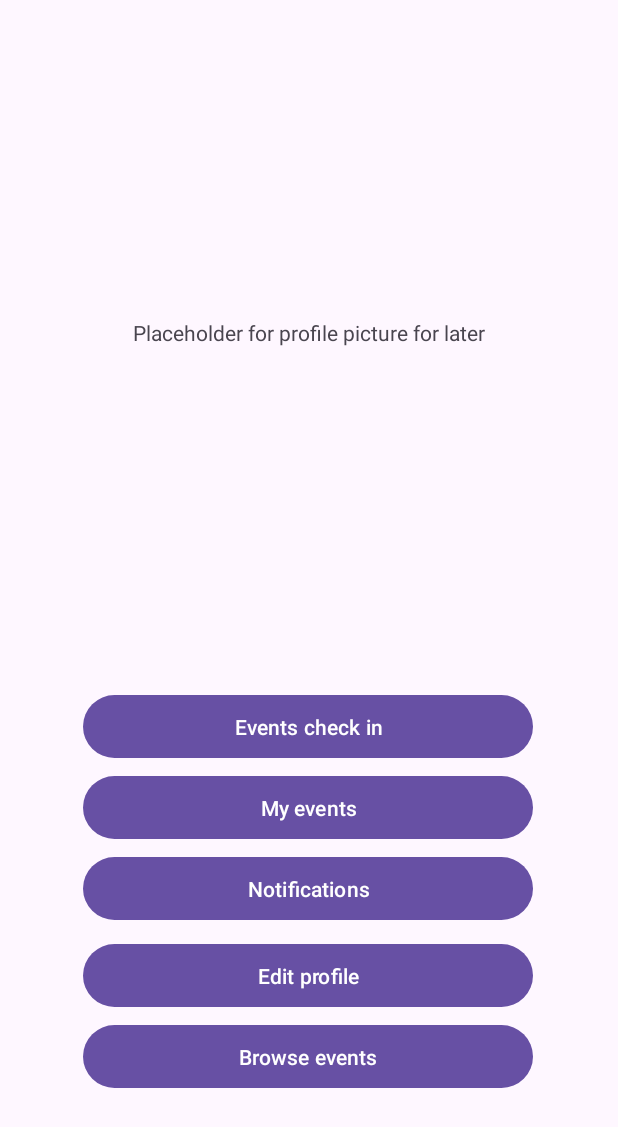
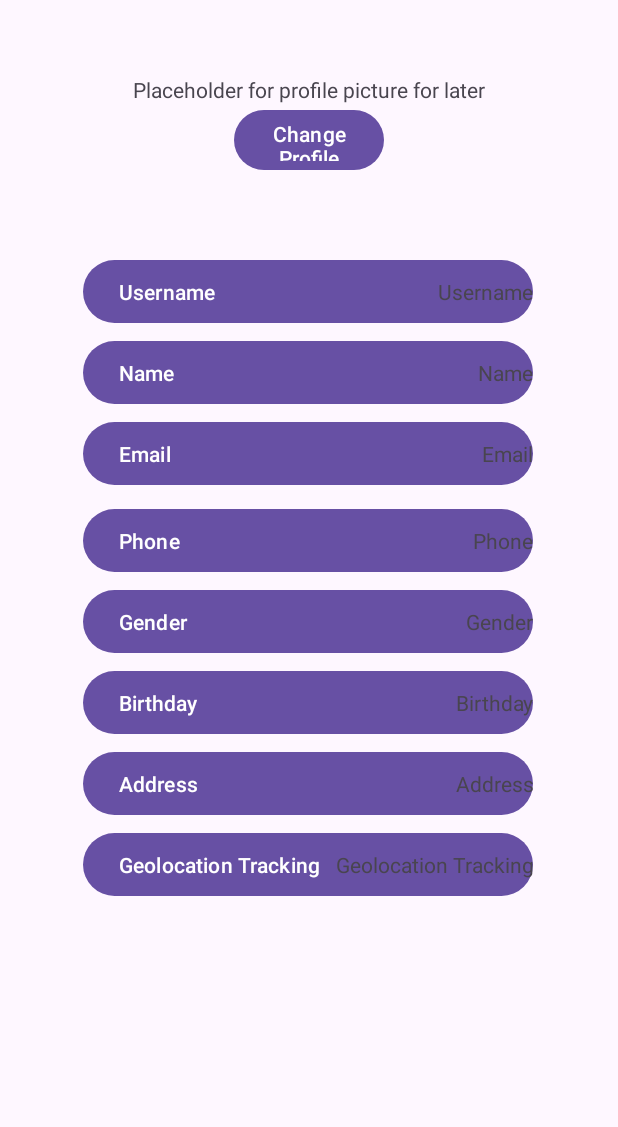
Before and after one commit to CMPUT301W24T53/Git-It-Done, an Android app: the AttendeeActivity screen opened directly, with no data from a screen before it, after a tap on "Edit profile", on a phone screen of 412 x 824 dp. Shown: the top 1127 px of the screen. Run offline under Robolectric (Android 15) with nearby library versions, the phone set to English and light mode, and no system bars.

Commit message:
Created Skeleton Xml for the attendee profile page

```diff
--- a/app/src/main/AndroidManifest.xml
+++ b/app/src/main/AndroidManifest.xml
@@ -25,6 +25,7 @@
         <activity android:name=".AttendeeActivity" />
         <activity android:name=".OrganizerActivity" />
         <activity android:name=".AdministratorActivity" />
+        <activity android:name=".ProfileEditActivity" />
     </application>
 
 </manifest>
--- a/app/src/main/java/com/example/gidevents/ProfileEditActivity.java
+++ b/app/src/main/java/com/example/gidevents/ProfileEditActivity.java
@@ -1,4 +1,25 @@
 package com.example.gidevents;
 
-public class ProfileEditActivity {
+import android.content.Intent;
+import android.os.Bundle;
+import android.widget.Button;
+
+import androidx.appcompat.app.AppCompatActivity;
+
+public class ProfileEditActivity extends AppCompatActivity {
+    @Override
+    protected void onCreate(Bundle savedInstanceState){
+        super.onCreate(savedInstanceState);
+        setContentView(R.layout.attendee_profile);
+
+        Button UsernameBtn = findViewById(R.id.upUsernameButton);
+        Button NameBtn = findViewById(R.id.upNameButton);
+        Button EmailBtn = findViewById(R.id.upEmailButton);
+        Button PhoneBtn = findViewById(R.id.upPhoneButton);
+        Button GenderBtn = findViewById(R.id.upGenderButton);
+        Button BirthdayBtn = findViewById(R.id.upBirthdayButton);
+        Button AddressBtn = findViewById(R.id.upAddressButton);
+        Button GeoLocBtn = findViewById(R.id.upGeoLocationButton);
+    }
+
 }
--- /dev/null
+++ b/app/src/main/res/layout/attendee_profile.xml
@@ -0,0 +1,238 @@
+<?xml version="1.0" encoding="utf-8"?>
+<androidx.constraintlayout.widget.ConstraintLayout xmlns:android="http://schemas.android.com/apk/res/android"
+    xmlns:app="http://schemas.android.com/apk/res-auto"
+    xmlns:tools="http://schemas.android.com/tools"
+    android:layout_width="match_parent"
+    android:layout_height="match_parent"
+    tools:context=".MainActivity">
+
+
+    <TextView
+        android:id="@+id/upProfilePictureText"
+        android:layout_width="wrap_content"
+        android:layout_height="wrap_content"
+        android:layout_marginTop="50dp"
+        android:text="Placeholder for profile picture for later"
+        android:clickable="false"
+        app:layout_constraintEnd_toEndOf="parent"
+        app:layout_constraintStart_toStartOf="parent"
+        app:layout_constraintTop_toTopOf="parent" />
+
+    <ImageView
+        android:id="@+id/upProfilePictureImage"
+        android:layout_width="wrap_content"
+        android:layout_height="wrap_content"
+        app:layout_constraintEnd_toEndOf="parent"
+        app:layout_constraintStart_toStartOf="parent"
+        app:layout_constraintTop_toTopOf="@id/upProfilePictureText"/>
+
+    <Button
+        android:id="@+id/upChangeProfilePicture"
+        android:layout_width="100dp"
+        android:layout_height="48dp"
+        android:text="Change Profile Picture"
+        app:layout_constraintEnd_toEndOf="parent"
+        app:layout_constraintStart_toStartOf="parent"
+        app:layout_constraintTop_toBottomOf="@id/upProfilePictureText"/>
+
+
+    <Button
+        android:id="@+id/upUsernameButton"
+        android:layout_width="300dp"
+        android:layout_height="50dp"
+        android:layout_marginTop="100dp"
+        android:text="Username"
+        android:textAlignment="viewStart"
+        app:layout_constraintEnd_toEndOf="parent"
+        app:layout_constraintHorizontal_bias="0.495"
+        app:layout_constraintStart_toStartOf="parent"
+        app:layout_constraintTop_toBottomOf="@+id/upProfilePictureText" />
+
+    <TextView
+        android:id="@+id/upUsernameText"
+        android:layout_width="300dp"
+        android:layout_height="50dp"
+        android:text="Username"
+        android:textAlignment="viewEnd"
+        android:gravity="end|center"
+        app:layout_constraintEnd_toEndOf="parent"
+        app:layout_constraintHorizontal_bias="0.495"
+        app:layout_constraintStart_toStartOf="parent"
+        app:layout_constraintTop_toTopOf="@+id/upUsernameButton" />
+
+    <Button
+        android:id="@+id/upNameButton"
+        android:layout_width="300dp"
+        android:layout_height="50dp"
+        android:layout_marginTop="4dp"
+        android:text="Name"
+        android:textAlignment="viewStart"
+        app:layout_constraintEnd_toEndOf="parent"
+        app:layout_constraintHorizontal_bias="0.495"
+        app:layout_constraintStart_toStartOf="parent"
+        app:layout_constraintTop_toBottomOf="@+id/upUsernameButton" />
+
+    <TextView
+        android:id="@+id/upNameText"
+        android:layout_width="300dp"
+        android:layout_height="50dp"
+        android:layout_marginTop="4dp"
+        android:text="Name"
+        android:textAlignment="viewEnd"
+        android:gravity="end|center"
+        app:layout_constraintEnd_toEndOf="parent"
+        app:layout_constraintHorizontal_bias="0.495"
+        app:layout_constraintStart_toStartOf="parent"
+        app:layout_constraintTop_toBottomOf="@+id/upUsernameButton" />
+
+    <Button
+        android:id="@+id/upEmailButton"
+        android:layout_width="300dp"
+        android:layout_height="50dp"
+        android:layout_marginTop="4dp"
+        android:text="Email"
+        android:textAlignment="viewStart"
+        app:layout_constraintEnd_toEndOf="parent"
+        app:layout_constraintHorizontal_bias="0.495"
+        app:layout_constraintStart_toStartOf="parent"
+        app:layout_constraintTop_toBottomOf="@+id/upNameButton" />
+
+    <TextView
+        android:id="@+id/upEmailText"
+        android:layout_width="300dp"
+        android:layout_height="50dp"
+        android:layout_marginTop="4dp"
+        android:text="Email"
+        android:textAlignment="viewEnd"
+        android:gravity="end|center"
+        app:layout_constraintEnd_toEndOf="parent"
+        app:layout_constraintHorizontal_bias="0.495"
+        app:layout_constraintStart_toStartOf="parent"
+        app:layout_constraintTop_toBottomOf="@+id/upNameButton" />
+
+    <Button
+        android:id="@+id/upPhoneButton"
+        android:layout_width="300dp"
+        android:layout_height="50dp"
+        android:layout_marginTop="8dp"
+        android:text="Phone"
+        android:textAlignment="viewStart"
+        app:layout_constraintEnd_toEndOf="parent"
+        app:layout_constraintHorizontal_bias="0.495"
+        app:layout_constraintStart_toStartOf="parent"
+        app:layout_constraintTop_toBottomOf="@+id/upEmailButton" />
+
+    <TextView
+        android:id="@+id/upPhoneText"
+        android:layout_width="300dp"
+        android:layout_height="50dp"
+        android:layout_marginTop="8dp"
+        android:text="Phone"
+        android:textAlignment="viewEnd"
+        android:gravity="end|center"
+        app:layout_constraintEnd_toEndOf="parent"
+        app:layout_constraintHorizontal_bias="0.495"
+        app:layout_constraintStart_toStartOf="parent"
+        app:layout_constraintTop_toBottomOf="@+id/upEmailButton" />
+
+    <Button
+        android:id="@+id/upGenderButton"
+        android:layout_width="300dp"
+        android:layout_height="50dp"
+        android:layout_marginTop="4dp"
+        android:text="Gender"
+        android:textAlignment="viewStart"
+        app:layout_constraintEnd_toEndOf="parent"
+        app:layout_constraintHorizontal_bias="0.495"
+        app:layout_constraintStart_toStartOf="parent"
+        app:layout_constraintTop_toBottomOf="@+id/upPhoneButton" />
+
+    <TextView
+        android:id="@+id/upGenderText"
+        android:layout_width="300dp"
+        android:layout_height="50dp"
+        android:layout_marginTop="4dp"
+        android:text="Gender"
+        android:textAlignment="viewEnd"
+        android:gravity="end|center"
+        app:layout_constraintEnd_toEndOf="parent"
+        app:layout_constraintHorizontal_bias="0.495"
+        app:layout_constraintStart_toStartOf="parent"
+        app:layout_constraintTop_toBottomOf="@+id/upPhoneButton" />
+
+    <Button
+        android:id="@+id/upBirthdayButton"
+        android:layout_width="300dp"
+        android:layout_height="50dp"
+        android:layout_marginTop="4dp"
+        android:text="Birthday"
+        android:textAlignment="viewStart"
+        app:layout_constraintEnd_toEndOf="parent"
+        app:layout_constraintHorizontal_bias="0.495"
+        app:layout_constraintStart_toStartOf="parent"
+        app:layout_constraintTop_toBottomOf="@+id/upGenderButton" />
+
+    <TextView
+        android:id="@+id/upBirthdayText"
+        android:layout_width="300dp"
+        android:layout_height="50dp"
+        android:layout_marginTop="4dp"
+        android:text="Birthday"
+        android:textAlignment="viewEnd"
+        android:gravity="end|center"
+        app:layout_constraintEnd_toEndOf="parent"
+        app:layout_constraintHorizontal_bias="0.495"
+        app:layout_constraintStart_toStartOf="parent"
+        app:layout_constraintTop_toBottomOf="@+id/upGenderButton" />
+
+    <Button
+        android:id="@+id/upAddressButton"
+        android:layout_width="300dp"
+        android:layout_height="50dp"
+        android:layout_marginTop="4dp"
+        android:text="Address"
+        android:textAlignment="viewStart"
+        app:layout_constraintEnd_toEndOf="parent"
+        app:layout_constraintHorizontal_bias="0.495"
+        app:layout_constraintStart_toStartOf="parent"
+        app:layout_constraintTop_toBottomOf="@+id/upBirthdayButton" />
+
+    <TextView
+        android:id="@+id/upAddressText"
+        android:layout_width="300dp"
+        android:layout_height="50dp"
+        android:layout_marginTop="4dp"
+        android:text="Address"
+        android:textAlignment="viewEnd"
+        android:gravity="end|center"
+        app:layout_constraintEnd_toEndOf="parent"
+        app:layout_constraintHorizontal_bias="0.495"
+        app:layout_constraintStart_toStartOf="parent"
+        app:layout_constraintTop_toBottomOf="@+id/upBirthdayButton" />
+
+    <Button
+        android:id="@+id/upGeoLocationButton"
+        android:layout_width="300dp"
+        android:layout_height="50dp"
+        android:layout_marginTop="4dp"
+        android:text="Geolocation Tracking"
+        android:textAlignment="viewStart"
+        app:layout_constraintEnd_toEndOf="parent"
+        app:layout_constraintHorizontal_bias="0.495"
+        app:layout_constraintStart_toStartOf="parent"
+        app:layout_constraintTop_toBottomOf="@+id/upAddressButton" />
+
+    <TextView
+        android:id="@+id/upGeoLocationText"
+        android:layout_width="300dp"
+        android:layout_height="50dp"
+        android:layout_marginTop="4dp"
+        android:text="Geolocation Tracking"
+        android:textAlignment="viewEnd"
+        android:gravity="end|center"
+        app:layout_constraintEnd_toEndOf="parent"
+        app:layout_constraintHorizontal_bias="0.495"
+        app:layout_constraintStart_toStartOf="parent"
+        app:layout_constraintTop_toBottomOf="@+id/upAddressButton" />
+
+</androidx.constraintlayout.widget.ConstraintLayout>
```
